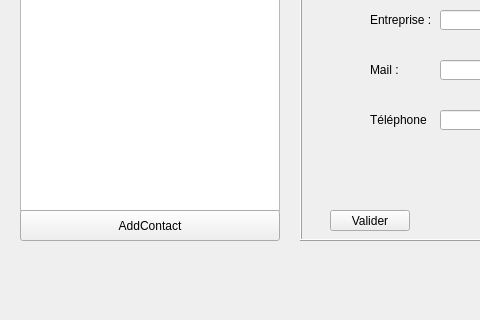
First picture: the form in CDAA-R/IHM/mainwindow.ui, repository samlach2222/ProjetCDAA-R, before the edit; both pictures show x 0 to 480 and y 280 to 600 of the 800 by 600 pixel window.
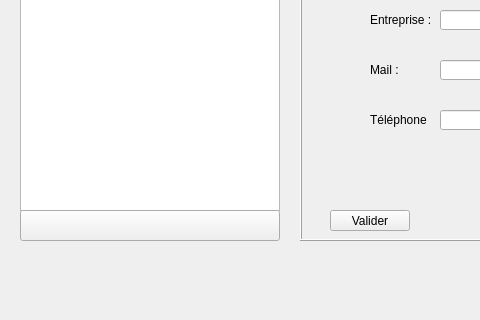
Second picture: the form after the edit.

```diff
--- a/CDAA-R/IHM/mainwindow.ui
+++ b/CDAA-R/IHM/mainwindow.ui
@@ -44,7 +44,7 @@
      </rect>
     </property>
     <property name="text">
-     <string>AddContact</string>
+     <string/>
     </property>
    </widget>
    <widget class="QLabel" name="LabelLogs">
```
